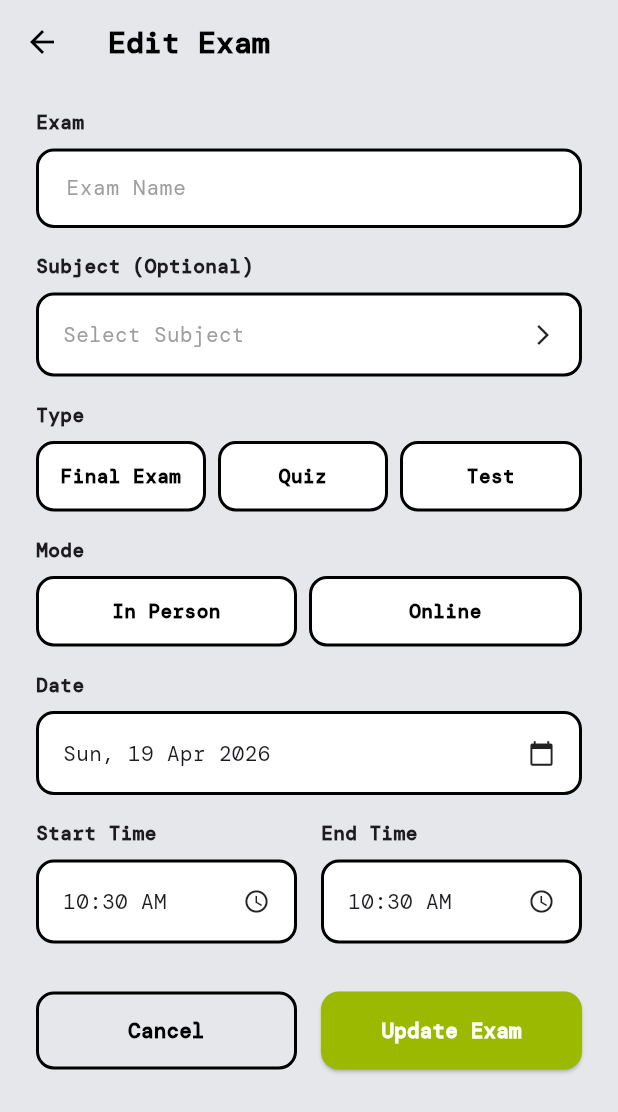
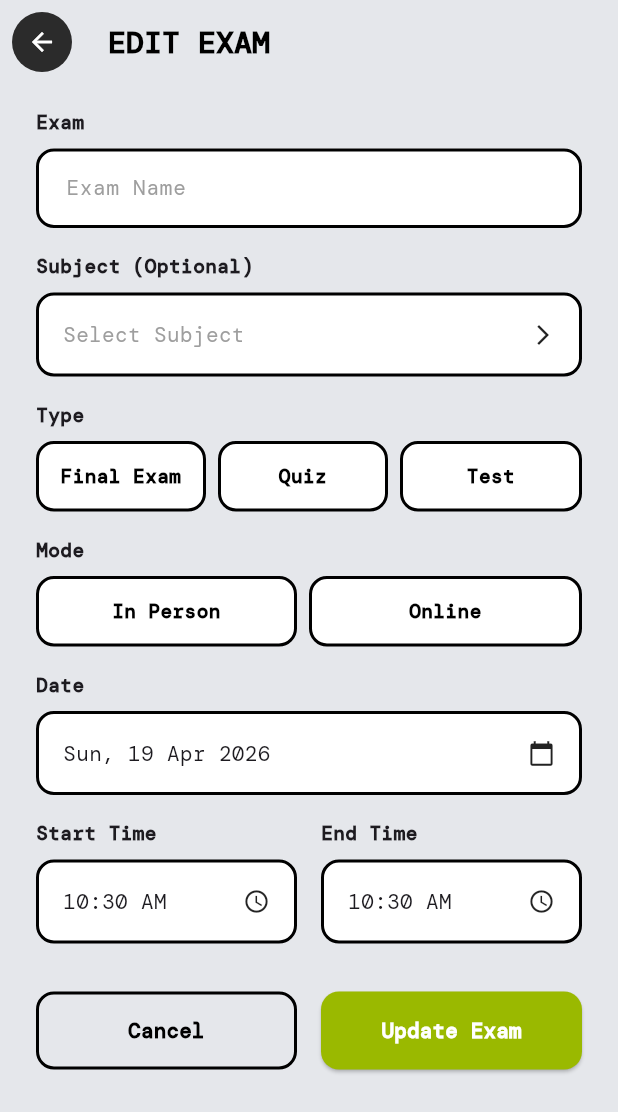
Before and after one commit to Rozxu/Brenbox-App, a Flutter app: the EditExamScreen screen opened directly with empty values, on a phone screen of 412 x 824 dp. Shown: the top 1112 px of the screen. Run offline on Flutter 3.47's test engine with Material 3 defaults, Android fonts, the phone set to English and light mode, and no system bars; our stand-ins replace cloud_firestore, file_picker, firebase_auth, firebase_core, firebase_storage, google_fonts; missing offline and left inert: flutter_pdfview; accounts and stored records are empty.

Commit message:
Certificate module & UI fix V2

```diff
--- a/brenbox_app/lib/authenticate/account_screen.dart
+++ b/brenbox_app/lib/authenticate/account_screen.dart
@@ -159,7 +159,7 @@ class _AccountScreenState extends State<AccountScreen> {
               width: 42,
               height: 42,
               decoration: const BoxDecoration(
-                color: Color(0xFF6B7280),
+                color: Color.fromARGB(255, 40, 40, 40),
                 shape: BoxShape.circle,
               ),
               child: const Icon(
--- a/brenbox_app/lib/homepage.dart
+++ b/brenbox_app/lib/homepage.dart
@@ -389,7 +389,7 @@ class _HomePageState extends State<HomePage> {
                       vertical: 8,
                     ),
                     decoration: BoxDecoration(
-                      color: const Color(0xFF6B7280),
+                      color: const Color.fromARGB(255, 27, 27, 27),
                       borderRadius: BorderRadius.circular(16),
                     ),
                     child: Text(
--- a/brenbox_app/lib/tasks/add_new_screen.dart
+++ b/brenbox_app/lib/tasks/add_new_screen.dart
@@ -33,7 +33,7 @@ class _AddNewScreenState extends State<AddNewScreen> {
                       width: 42,
                       height: 42,
                       decoration: const BoxDecoration(
-                        color: Color(0xFF6B7280),
+                        color: Color.fromARGB(255, 43, 43, 43),
                         shape: BoxShape.circle,
                       ),
                       child: const Icon(
--- a/brenbox_app/lib/tasks/edit_exam_screen.dart
+++ b/brenbox_app/lib/tasks/edit_exam_screen.dart
@@ -536,11 +536,23 @@ class _EditExamScreenState extends State<EditExamScreen> {
         backgroundColor: Colors.transparent,
         elevation: 0,
         leading: IconButton(
-          icon: const Icon(Icons.arrow_back, color: Colors.black),
           onPressed: () => Navigator.pop(context),
+          icon: Container(
+            width: 42,
+            height: 42,
+            decoration: const BoxDecoration(
+              color: Color.fromARGB(255, 43, 43, 43),
+              shape: BoxShape.circle,
+            ),
+            child: const Icon(
+              Icons.arrow_back,
+              color: Colors.white,
+              size: 20,
+            ),
+          ),
         ),
         title: Text(
-          'Edit Exam',
+          'EDIT EXAM',
           style: GoogleFonts.dmMono(
             fontSize: 20,
             fontWeight: FontWeight.bold,
```
Also changed, not shown: brenbox_app/lib/tasks/edit_class_screen.dart (+14 -2 lines), brenbox_app/lib/tasks/edit_task_screen.dart (+14 -2 lines).
